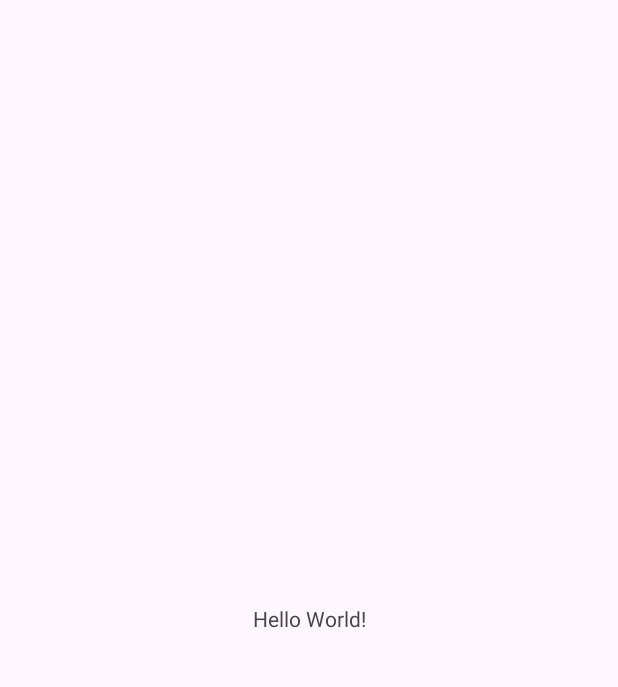
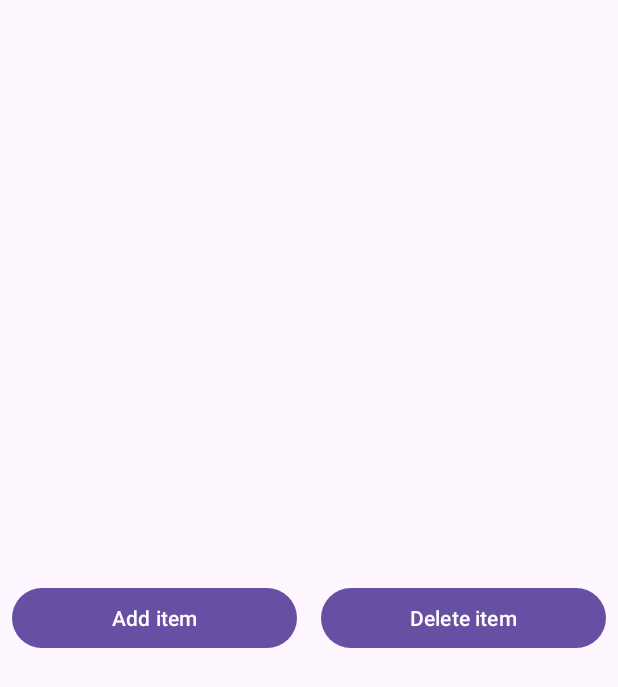
Before and after one commit to finta3230/ShoppingList, an Android app: the screen it shows after launch (MainActivity), on a phone screen of 412 x 824 dp. Before the commit the part shown is almost empty. Shown: the top 687 px of the screen. Run offline under Robolectric (Android 15) with nearby library versions, the phone set to English and light mode, and no system bars; our stand-ins replace Room's generated code.

Commit message:
Coroutines added, main activity with add and delete buttons

```diff
--- a/app/build.gradle.kts
+++ b/app/build.gradle.kts
@@ -37,6 +37,8 @@ android {
 }
 
 dependencies {
+    implementation(libs.androidx.lifecycle)
+    implementation(libs.coroutines)
     kapt(libs.room.compiler)
     implementation(libs.room.ktx)
     implementation(libs.androidx.core.ktx)
--- a/app/src/main/java/com/example/shoppinglist/domain/ShopItem.kt
+++ b/app/src/main/java/com/example/shoppinglist/domain/ShopItem.kt
@@ -14,7 +14,7 @@ data class ShopItem(
     val count : Int,
     val enabled : Boolean,
     @PrimaryKey(autoGenerate = true)
-    var id : Int = UNDEFINED_ID
+    var id : Int = 0
 ) {
     companion object {
         const val UNDEFINED_ID = -1
--- a/app/src/main/java/com/example/shoppinglist/presentation/MainActivity.kt
+++ b/app/src/main/java/com/example/shoppinglist/presentation/MainActivity.kt
@@ -2,6 +2,7 @@ package com.example.shoppinglist.presentation
 
 import android.os.Bundle
 import android.util.Log
+import android.widget.Button
 import androidx.activity.enableEdgeToEdge
 import androidx.activity.viewModels
 import androidx.appcompat.app.AppCompatActivity
@@ -33,6 +34,14 @@ class MainActivity : AppCompatActivity() {
             insets
         }
 
+        val addItemButton = findViewById<Button>(R.id.addItemButton)
+        addItemButton.setOnClickListener{
+            viewModel.addShopItem()
+        }
 
+        val deleteItemButton = findViewById<Button>(R.id.deleteItemButton)
+        deleteItemButton.setOnClickListener{
+            viewModel.removeShopItem()
+        }
     }
 }
--- a/app/src/main/res/layout/activity_main.xml
+++ b/app/src/main/res/layout/activity_main.xml
@@ -7,13 +7,27 @@
     android:layout_height="match_parent"
     tools:context=".presentation.MainActivity">
 
-    <TextView
-        android:layout_width="wrap_content"
+    <Button
+        android:id="@+id/addItemButton"
+        android:layout_width="0dp"
         android:layout_height="wrap_content"
-        android:text="Hello World!"
+        android:layout_margin="8dp"
+        app:layout_constraintTop_toTopOf="parent"
+        android:text="Add item"
+        app:layout_constraintEnd_toStartOf="@id/deleteItemButton"
+        app:layout_constraintBottom_toBottomOf="parent"
+        app:layout_constraintStart_toStartOf="parent"/>
+
+
+    <Button
+        android:id="@+id/deleteItemButton"
+        android:layout_width="0dp"
+        android:layout_height="wrap_content"
+        android:layout_margin="8dp"
+        android:text="Delete item"
         app:layout_constraintBottom_toBottomOf="parent"
         app:layout_constraintEnd_toEndOf="parent"
-        app:layout_constraintStart_toStartOf="parent"
+        app:layout_constraintStart_toEndOf="@id/addItemButton"
         app:layout_constraintTop_toTopOf="parent" />
 
 </androidx.constraintlayout.widget.ConstraintLayout>
--- a/gradle/libs.versions.toml
+++ b/gradle/libs.versions.toml
@@ -10,10 +10,15 @@ material = "1.12.0"
 activity = "1.9.2"
 constraintlayout = "2.1.4"
 room_version = "2.6.1"
+coroutines_version = "1.7.3"
+androidx_lifecycle_version = "2.8.6"
+
 
 [libraries]
 room_compiler = {group = "androidx.room", name = "room-compiler", version.ref = "room_version"}
 room = {group = "androidx.room", name = "room-runtime", version.ref = "room_version"}
+androidx-lifecycle = {group = "androidx.lifecycle", name = "lifecycle-viewmodel-ktx", version.ref = "androidx_lifecycle_version"}
+coroutines = {group = "org.jetbrains.kotlinx", name = "kotlinx-coroutines-android", version.ref = "coroutines_version" }
 room_ktx = {group = "androidx.room", name = "room-ktx", version.ref = "room_version"}
 androidx-core-ktx = { group = "androidx.core", name = "core-ktx", version.ref = "coreKtx" }
 junit = { group = "junit", name = "junit", version.ref = "junit" }
```
Also changed, not shown: app/src/main/java/com/example/shoppinglist/presentation/MainViewModel.kt (+36 -12 lines).
